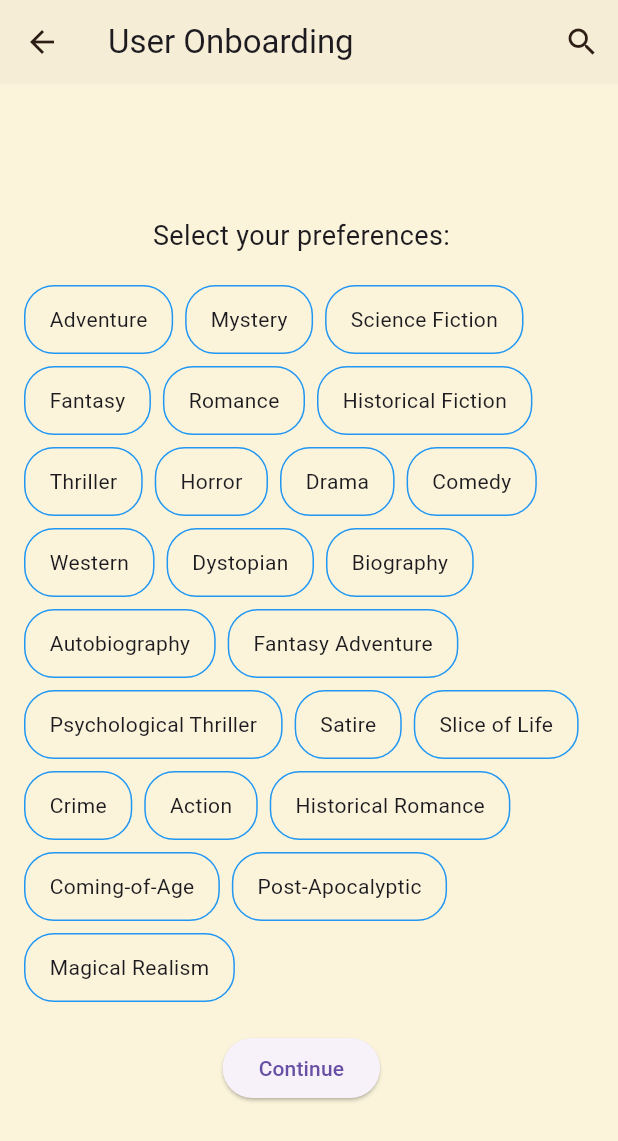
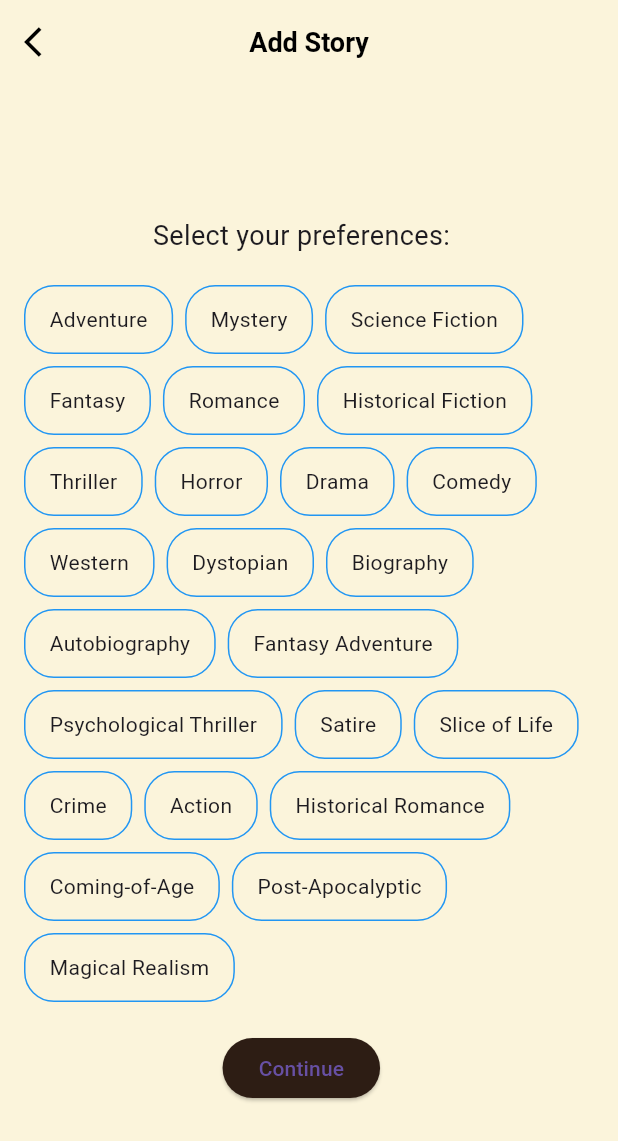
Before and after one commit to vyshnavsreeshan/storyai, a Flutter app: the OnboardingScreen screen opened by its route, on a phone screen of 412 x 824 dp. Shown: the top 1141 px of the screen. Run offline on Flutter 3.47's test engine with Material 3 defaults, Android fonts, the phone set to English and light mode, and no system bars; our stand-ins replace animated_text_kit, cloud_firestore, file_picker, firebase_auth, firebase_core, firebase_storage and 6 more; missing offline and left inert: maps_launcher; accounts and stored records are empty; network calls fail.

Commit message:
app bar channged in user onboarding

```diff
--- a/lib/screens/onBoarding/user_onboarding.dart
+++ b/lib/screens/onBoarding/user_onboarding.dart
@@ -2,6 +2,7 @@ import 'package:flutter/material.dart';
 import 'package:cloud_firestore/cloud_firestore.dart';
 import 'package:firebase_auth/firebase_auth.dart';
 import 'package:storyai/screens/homeScreen/HomeScreen.dart';
+import 'package:storyai/theme/pallete.dart';
 
 class OnboardingScreen extends StatefulWidget {
   const OnboardingScreen({Key? key}) : super(key: key);
@@ -71,24 +72,22 @@ class _OnboardingScreenState extends State<OnboardingScreen> {
 
     return Scaffold(
       appBar: AppBar(
-        title: Text('User Onboarding'),
-        actions: [
-          IconButton(
-            onPressed: () {
-              showSearch(
-                context: context,
-                delegate: GenreSearchDelegate(availableGenres),
-              ).then((selectedGenre) {
-                if (selectedGenre != null) {
-                  setState(() {
-                    selectedGenres.add(selectedGenre);
-                  });
-                }
-              });
-            },
-            icon: Icon(Icons.search),
+        backgroundColor: Colors.transparent,
+        centerTitle: true,
+        automaticallyImplyLeading: false,
+        elevation: 0,
+        leading: IconButton(
+          icon: Icon(Icons.arrow_back_ios, color: Colors.black),
+          onPressed: () => Navigator.pop(context, false),
+        ),
+        title: Text(
+          "Add Story",
+          style: TextStyle(
+            color: Colors.black,
+            fontSize: 18,
+            fontWeight: FontWeight.bold,
           ),
-        ],
+        ),
       ),
       body: Padding(
         padding: const EdgeInsets.all(16.0),
@@ -144,6 +143,7 @@ class _OnboardingScreenState extends State<OnboardingScreen> {
                 );
               },
               child: Text('Continue'),
+              style: ElevatedButton.styleFrom(backgroundColor: Pallete.brown),
             ),
           ],
         ),
```
